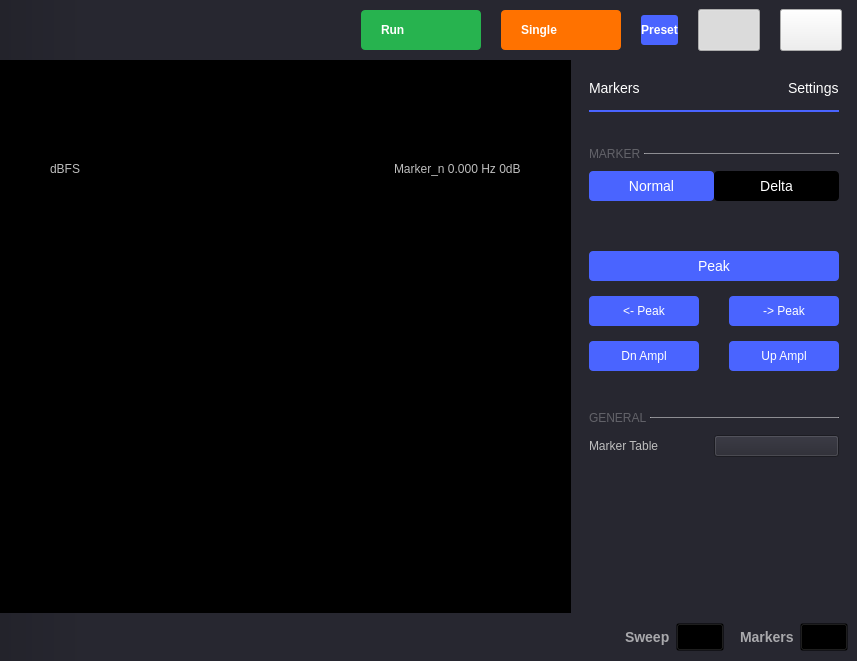
Before: the Qt Designer form ui/spectrum_analyzer.ui in analogdevicesinc/scopy, drawn with Qt 5.
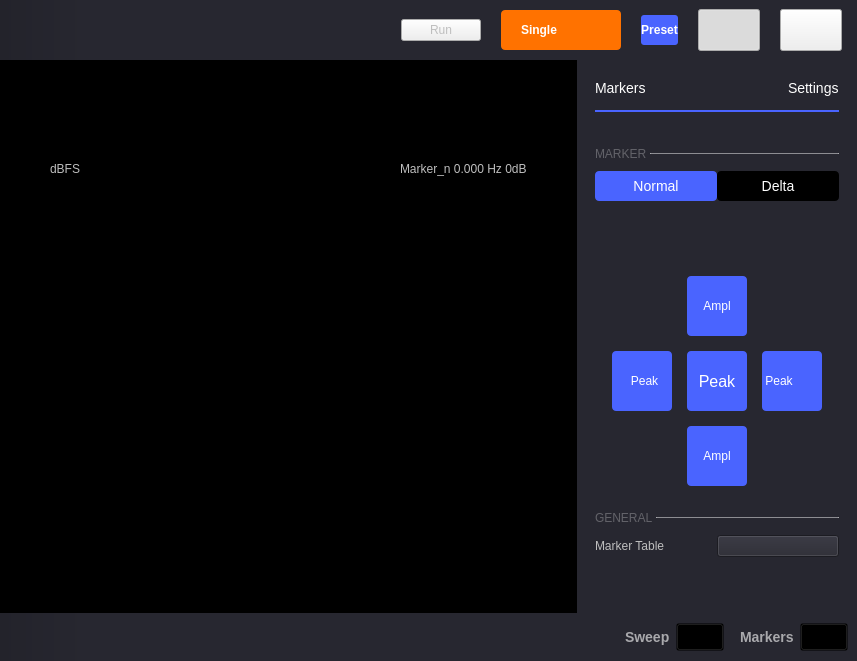
After: the same form once the commit is applied. Icons and pictures are not drawn. Custom widgets are drawn as their Qt base class.

Commit message: SpectrumAnalyzer: Implemented arrow-like keys for spectrum marker navigation

What changed in the file:
```diff
--- a/ui/spectrum_analyzer.ui
+++ b/ui/spectrum_analyzer.ui
@@ -162,7 +162,7 @@
 
 QPushButton:disabled {
   background-color: grey;
-}</string>
+}l</string>
           </property>
           <property name="text">
            <string>Run</string>
@@ -1402,17 +1402,105 @@
                 </layout>
                </item>
                <item>
+                <spacer name="verticalSpacer_7">
+                 <property name="orientation">
+                  <enum>Qt::Vertical</enum>
+                 </property>
+                 <property name="sizeType">
+                  <enum>QSizePolicy::Fixed</enum>
+                 </property>
+                 <property name="sizeHint" stdset="0">
+                  <size>
+                   <width>0</width>
+                   <height>20</height>
+                  </size>
+                 </property>
+                </spacer>
+               </item>
+               <item>
+                <widget class="adiscope::PositionSpinButton" name="marker_freq_pos" native="true">
+                 <property name="minimumSize">
+                  <size>
+                   <width>0</width>
+                   <height>20</height>
+                  </size>
+                 </property>
+                 <property name="name" stdset="0">
+                  <string>Frequency Position</string>
+                 </property>
+                 <property name="min_value" stdset="0">
+                  <double>0.000000000000000</double>
+                 </property>
+                 <property name="max_value" stdset="0">
+                  <double>50000000.000000000000000</double>
+                 </property>
+                 <property name="units" stdset="0">
+                  <stringlist>
+                   <string>Hz=1e0</string>
+                   <string>kHz=1e3</string>
+                   <string>MHz=1e6</string>
+                  </stringlist>
+                 </property>
+                 <property name="show_progress" stdset="0">
+                  <bool>true</bool>
+                 </property>
+                </widget>
+               </item>
+               <item>
+                <spacer name="verticalSpacer_8">
+                 <property name="orientation">
+                  <enum>Qt::Vertical</enum>
+                 </property>
+                 <property name="sizeType">
+                  <enum>QSizePolicy::Fixed</enum>
+                 </property>
+                 <property name="sizeHint" stdset="0">
+                  <size>
+                   <width>0</width>
+                   <height>15</height>
+                  </size>
+                 </property>
+                </spacer>
+               </item>
+               <item>
+                <layout class="QHBoxLayout" name="horizontalLayout_10">
+                 <property name="spacing">
+                  <number>0</number>
+                 </property>
+                 <property name="leftMargin">
+                  <number>0</number>
+                 </property>
+                 <property name="topMargin">
+                  <number>0</number>
+                 </property>
+                 <property name="rightMargin">
+                  <number>0</number>
+                 </property>
+                 <item>
+                  <spacer name="horizontalSpacer_3">
+                   <property name="orientation">
+                    <enum>Qt::Horizontal</enum>
+                   </property>
+                   <property name="sizeHint" stdset="0">
+                    <size>
+                     <width>2</width>
+                     <height>20</height>
+                    </size>
+                   </property>
+                  </spacer>
+                 </item>
+                 <item>
                 <layout class="QGridLayout" name="gridLayout_2">
                  <property name="topMargin">
-                  <number>15</number>
+                    <number>20</number>
                  </property>
                  <property name="bottomMargin">
-                  <number>15</number>
+                    <number>0</number>
                  </property>
                  <property name="spacing">
                   <number>15</number>
                  </property>
-                 <item row="2" column="2">
+                   <item row="1" column="2">
                   <widget class="QPushButton" name="btnRightPeak">
                    <property name="sizePolicy">
                     <sizepolicy hsizetype="Fixed" vsizetype="Fixed">
@@ -1420,13 +1508,19 @@
                      <verstretch>0</verstretch>
                     </sizepolicy>
                    </property>
+                     <property name="layoutDirection">
+                      <enum>Qt::RightToLeft</enum>
+                     </property>
                    <property name="styleSheet">
                     <string notr="true">QPushButton {
 color: white;
 background-color: #4A64FF;
-height: 30px;
-width: 110px;
+height: 60px;	
+width: 55px;	
 border-radius: 4px;
+padding-left: 5px;
+
+text-align: left;
 }
 QPushButton:disabled {
 background-color: grey;
@@ -1434,87 +1528,118 @@
 QPushButton:pressed {
 background-color: #F45000;
 }
+QPushButton:hover
+{
+         background-color: #4a34ff;
+}</string>
+                     </property>
+                     <property name="text">
+                      <string> Peak</string>
+                     </property>
+                     <property name="icon">
+                      <iconset resource="../resources/resources.qrc">
+                       <normaloff>:/icons/ic arrow right.svg</normaloff>:/icons/ic arrow right.svg</iconset>
+                     </property>
+                     <property name="iconSize">
+                      <size>
+                       <width>12</width>
+                       <height>12</height>
+                      </size>
+                     </property>
+                    </widget>
+                   </item>
+                   <item row="1" column="0">
+                    <widget class="QPushButton" name="btnLeftPeak">
+                     <property name="sizePolicy">
+                      <sizepolicy hsizetype="Fixed" vsizetype="Fixed">
+                       <horstretch>0</horstretch>
+                       <verstretch>0</verstretch>
+                      </sizepolicy>
+                     </property>
+                     <property name="styleSheet">
+                      <string notr="true">QPushButton {
+color: white;
+background-color: #4A64FF;
+height: 60px;	
+width: 55px;	
+border-radius: 4px;
 
+padding-left: 5px;
+}
 
+QPushButton:disabled {
+background-color: grey;
+}
+QPushButton:pressed {
+background-color: #F45000;
+}
+
+
 QPushButton:hover
 {
          background-color: #4a34ff;
 }</string>
                    </property>
                    <property name="text">
-                    <string>-&gt; Peak</string>
+                      <string>Peak</string>
+                     </property>
+                     <property name="icon">
+                      <iconset resource="../resources/resources.qrc">
+                       <normaloff>:/icons/ic arrow left.svg</normaloff>:/icons/ic arrow left.svg</iconset>
+                     </property>
+                     <property name="iconSize">
+                      <size>
+                       <width>12</width>
+                       <height>12</height>
+                      </size>
+                     </property>
+                    </widget>
+                   </item>
+                   <item row="0" column="1">
+                    <widget class="QPushButton" name="btnUpAmplPeak">
+                     <property name="sizePolicy">
+                      <sizepolicy hsizetype="Fixed" vsizetype="Fixed">
+                       <horstretch>0</horstretch>
+                       <verstretch>0</verstretch>
+                      </sizepolicy>
+                     </property>
+                     <property name="styleSheet">
+                      <string notr="true">QPushButton {
+color: white;
+background-color: #4A64FF;
+height: 60px;	
+width: 60px;	
+border-radius: 4px;
+}
+QPushButton:disabled {
+background-color: grey;
+}
+QPushButton:pressed {
+background-color: #F45000;
+}
+
+QPushButton:hover
+{
+         background-color: #4a34ff;
+}</string>
+                     </property>
+                     <property name="text">
+                      <string>Ampl</string>
+                     </property>
+                     <property name="icon">
+                      <iconset resource="../resources/resources.qrc">
+                       <normaloff>:/icons/ic arrow up.svg</normaloff>:/icons/ic arrow up.svg</iconset>
+                     </property>
+                     <property name="iconSize">
+                      <size>
+                       <width>12</width>
+                       <height>12</height>
+                      </size>
                    </property>
                   </widget>
                  </item>
                  <item row="2" column="1">
-                  <spacer name="horizontalSpacer_10">
-                   <property name="orientation">
-                    <enum>Qt::Horizontal</enum>
-                   </property>
-                   <property name="sizeHint" stdset="0">
-                    <size>
-                     <width>0</width>
-                     <height>10</height>
-                    </size>
-                   </property>
-                  </spacer>
-                 </item>
-                 <item row="3" column="0">
                   <widget class="QPushButton" name="btnDnAmplPeak">
-                   <property name="styleSheet">
-                    <string notr="true">QPushButton {
-color: white;
-background-color: #4A64FF;
-height: 30px;
-width: 110px;
-border-radius: 4px;
-}
-QPushButton:disabled {
-background-color: grey;
-}
-QPushButton:pressed {
-background-color: #F45000;
-}
-
-QPushButton:hover
-{
-         background-color: #4a34ff;
-}</string>
-                   </property>
-                   <property name="text">
-                    <string>Dn Ampl</string>
-                   </property>
-                  </widget>
-                 </item>
-                 <item row="3" column="2">
-                  <widget class="QPushButton" name="btnUpAmplPeak">
-                   <property name="styleSheet">
-                    <string notr="true">QPushButton {
-color: white;
-background-color: #4A64FF;
-height: 30px;
-width: 110px;
-border-radius: 4px;
-}
-QPushButton:disabled {
-background-color: grey;
-}
-QPushButton:pressed {
-background-color: #F45000;
-}
-
-QPushButton:hover
-{
-         background-color: #4a34ff;
-}</string>
-                   </property>
-                   <property name="text">
-                    <string>Up Ampl</string>
-                   </property>
-                  </widget>
-                 </item>
-                 <item row="2" column="0">
-                  <widget class="QPushButton" name="btnLeftPeak">
                    <property name="sizePolicy">
                     <sizepolicy hsizetype="Fixed" vsizetype="Fixed">
                      <horstretch>0</horstretch>
@@ -1525,8 +1650,8 @@
                     <string notr="true">QPushButton {
 color: white;
 background-color: #4A64FF;
-height: 30px;
-width: 110px;
+height: 60px;	
+width: 60px;	
 border-radius: 4px;
 }
 QPushButton:disabled {
@@ -1536,21 +1661,30 @@
 background-color: #F45000;
 }
 
-
 QPushButton:hover
 {
          background-color: #4a34ff;
 }</string>
                    </property>
                    <property name="text">
-                    <string>&lt;- Peak</string>
+                      <string>Ampl</string>
+                     </property>
+                     <property name="icon">
+                      <iconset resource="../resources/resources.qrc">
+                       <normaloff>:/icons/ic arrow down.svg</normaloff>:/icons/ic arrow down.svg</iconset>
+                     </property>
+                     <property name="iconSize">
+                      <size>
+                       <width>12</width>
+                       <height>12</height>
+                      </size>
                    </property>
                   </widget>
                  </item>
-                 <item row="1" column="0" colspan="3">
+                   <item row="1" column="1">
                   <widget class="QPushButton" name="btnMaxPeak">
                    <property name="sizePolicy">
-                    <sizepolicy hsizetype="Minimum" vsizetype="Fixed">
+                      <sizepolicy hsizetype="Fixed" vsizetype="Fixed">
                      <horstretch>0</horstretch>
                      <verstretch>0</verstretch>
                     </sizepolicy>
@@ -1560,12 +1694,13 @@
 color: white;
 background-color: #4A64FF;
 font-family: &quot;monospace&quot;;
-font-size:14px;
-height: 30px;
-width: 120px;
-border-width: 0px;
+font-size:16px;
+height: 60px;	
+width: 60px;
 border-radius: 4px;
+border-width: 0px;
 }
+
 QPushButton:disabled {
 background-color: grey;
 }
@@ -1583,34 +1718,20 @@
                    </property>
                   </widget>
                  </item>
-                 <item row="0" column="0" colspan="3">
-                  <widget class="adiscope::PositionSpinButton" name="marker_freq_pos" native="true">
-                   <property name="minimumSize">
+                  </layout>
+                 </item>
+                 <item>
+                  <spacer name="horizontalSpacer_10">
+                   <property name="orientation">
+                    <enum>Qt::Horizontal</enum>
+                   </property>
+                   <property name="sizeHint" stdset="0">
                     <size>
-                     <width>0</width>
+                     <width>2</width>
                      <height>20</height>
                     </size>
                    </property>
-                   <property name="name" stdset="0">
-                    <string>Frequency Position</string>
-                   </property>
-                   <property name="min_value" stdset="0">
-                    <double>0.000000000000000</double>
-                   </property>
-                   <property name="max_value" stdset="0">
-                    <double>50000000.000000000000000</double>
-                   </property>
-                   <property name="units" stdset="0">
-                    <stringlist>
-                     <string>Hz=1e0</string>
-                     <string>kHz=1e3</string>
-                     <string>MHz=1e6</string>
-                    </stringlist>
-                   </property>
-                   <property name="show_progress" stdset="0">
-                    <bool>true</bool>
-                   </property>
-                  </widget>
+                  </spacer>
                  </item>
                 </layout>
                </item>
@@ -1863,17 +1984,17 @@
   </layout>
  </widget>
  <customwidgets>
-  <customwidget>
-   <class>adiscope::CustomSwitch</class>
-   <extends>QPushButton</extends>
-   <header>customSwitch.hpp</header>
-  </customwidget>
   <customwidget>
    <class>adiscope::DetachDragZone</class>
    <extends>QWidget</extends>
    <header>detachdragzone.h</header>
    <container>1</container>
   </customwidget>
+  <customwidget>
+   <class>adiscope::CustomSwitch</class>
+   <extends>QPushButton</extends>
+   <header>customSwitch.hpp</header>
+  </customwidget>
   <customwidget>
    <class>adiscope::MenuAnim</class>
    <extends>QWidget</extends>
```
Lines whose indentation alone changed are shown as unchanged. The commit also changes 5 other files.
